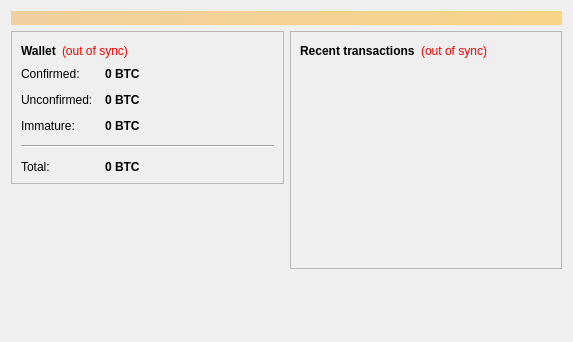
Before: the Qt Designer form src/qt/forms/overviewpage.ui in microcash-dev/DRACHMacoin, drawn with Qt 5.
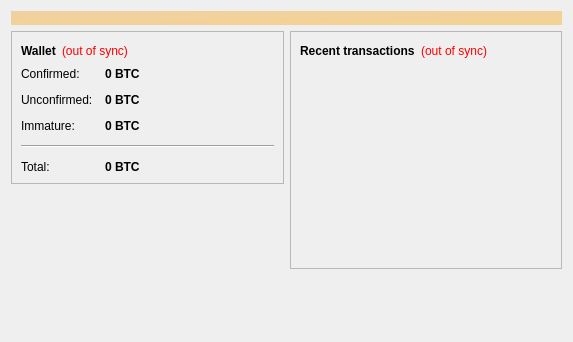
After: the same form once the commit is applied. Icons and pictures are not drawn.

```diff
--- a/src/qt/forms/overviewpage.ui
+++ b/src/qt/forms/overviewpage.ui
@@ -20,7 +20,7 @@
       <bool>false</bool>
      </property>
      <property name="styleSheet">
-      <string notr="true">background-color: qlineargradient(x1: 0, y1: 0, x2: 1, y2: 0, stop:0 #F0D0A0, stop:1 #F8D488); color:#000000;</string>
+      <string notr="true">background-image: url(:/images/bitcoin.jpg);background-color: qlineargradient(x1: 0, y1: 0, x2: 2, y2: 2, stop:0 #F0D0A0, stop:1 #F8D488); color:#000000;</string>
      </property>
      <property name="wordWrap">
       <bool>true</bool>
```
